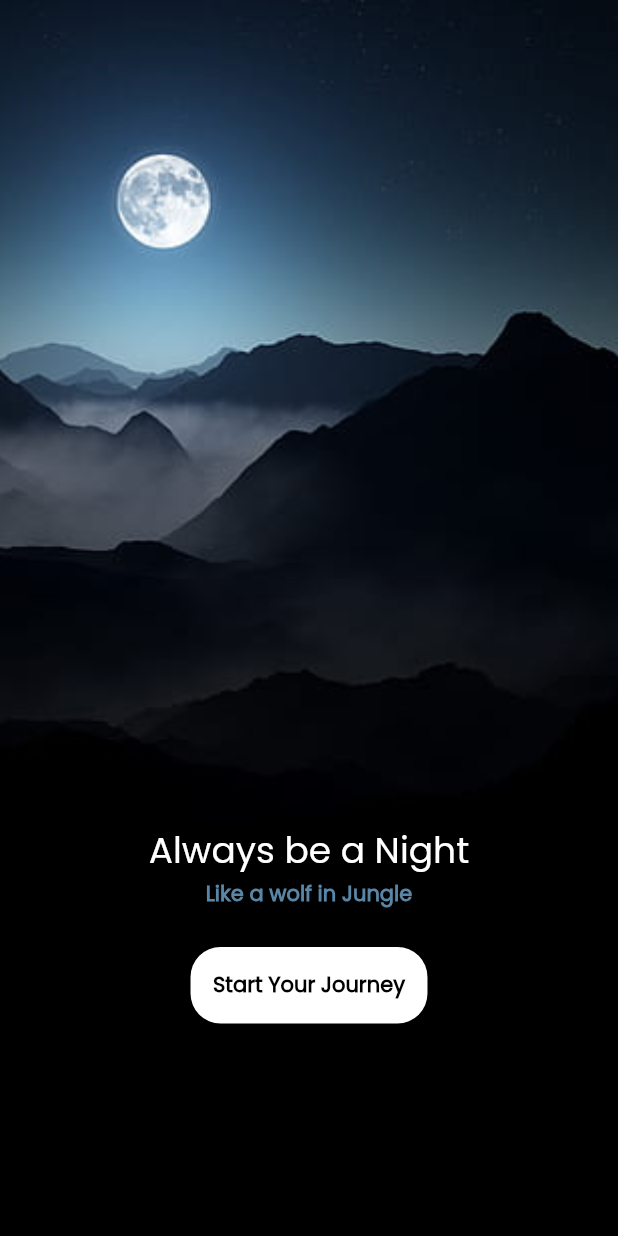
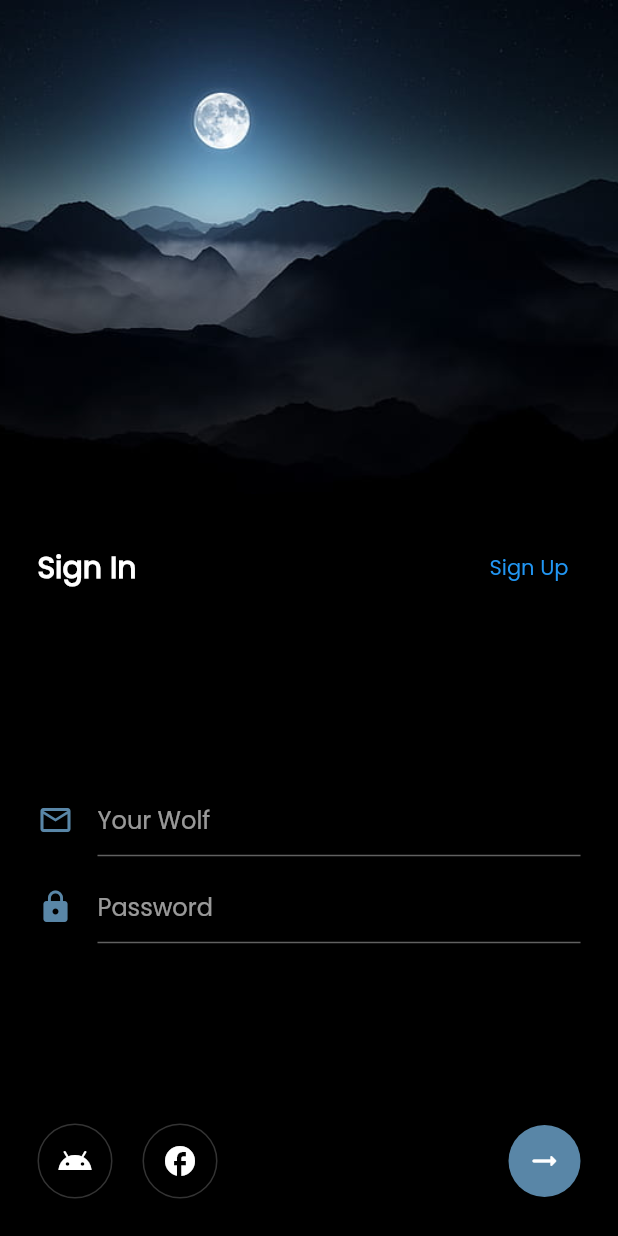
Before and after one commit to Apryn/login_screen, a Flutter app: the screen it shows after launch, after a tap on "Start Your Journey", on a phone screen of 412 x 824 dp. Run offline on Flutter 3.47's test engine with Material 2 defaults, Android fonts, the phone set to English and light mode, and no system bars.

Commit message:
Add SignIn_Screen

```diff
--- /dev/null
+++ b/lib/screen/signin_screen.dart
@@ -0,0 +1,119 @@
+import 'package:flutter/material.dart';
+import 'package:flutter/widgets.dart';
+import 'package:login_screen/theme.dart';
+
+class SigninScreen extends StatelessWidget {
+  const SigninScreen({Key? key}) : super(key: key);
+
+  @override
+  Widget build(BuildContext context) {
+    return Scaffold(
+      body: Column(
+        children: [
+          Expanded(
+              flex: 2,
+              child: Container(
+                decoration: const BoxDecoration(
+                    image: DecorationImage(
+                  image: AssetImage("assets/images/Dark.jpg"),
+                  fit: BoxFit.cover,
+                )),
+              )),
+          Expanded(
+              flex: 3,
+              child: Padding(
+                padding: const EdgeInsets.all(25),
+                child: Column(
+                  mainAxisAlignment: MainAxisAlignment.spaceBetween,
+                  children: [
+                    Row(
+                      mainAxisAlignment: MainAxisAlignment.spaceBetween,
+                      children: [
+                        const Text(
+                          "Sign In",
+                          style: TextStyle(
+                              fontSize: 20, fontWeight: FontWeight.bold),
+                        ),
+                        TextButton(
+                            onPressed: () {}, child: const Text("Sign Up"))
+                      ],
+                    ),
+                    Column(
+                      children: [
+                        Row(
+                          children: const [
+                            Expanded(
+                              child: Padding(
+                                padding: EdgeInsets.only(bottom: 10),
+                                child: TextField(
+                                  decoration: InputDecoration(
+                                    hintText: "Your Wolf",
+                                    icon: Icon(
+                                      Icons.email_outlined,
+                                      color: Primarycolor,
+                                    ),
+                                  ),
+                                ),
+                              ),
+                            ),
+                          ],
+                        ),
+                        Row(
+                          children: const [
+                            Expanded(
+                              child: TextField(
+                                  decoration: InputDecoration(
+                                hintText: "Password",
+                                icon: Icon(
+                                  Icons.lock,
+                                  color: Primarycolor,
+                                ),
+                              )),
+                            ),
+                          ],
+                        ),
+                      ],
+                    ),
+                    Row(
+                      children: [
+                        Container(
+                          margin: EdgeInsets.only(right: 20),
+                          decoration: BoxDecoration(
+                              shape: BoxShape.circle,
+                              border: Border.all(
+                                  color: Colors.white.withOpacity(0.2))),
+                          child: IconButton(
+                              onPressed: () {},
+                              icon: const Icon(Icons.android)),
+                        ),
+                        Container(
+                            margin: const EdgeInsets.only(right: 20),
+                            decoration: BoxDecoration(
+                                shape: BoxShape.circle,
+                                border: Border.all(
+                                    color: Colors.white.withOpacity(0.2))),
+                            child: IconButton(
+                              onPressed: () {},
+                              icon: const Icon(Icons.facebook),
+                            )),
+                        const Spacer(),
+                        Container(
+                          decoration: BoxDecoration(
+                            shape: BoxShape.circle,
+                            color: Primarycolor,
+                          ),
+                          child: IconButton(
+                            onPressed: () {},
+                            icon: Icon(Icons.arrow_right_alt_rounded),
+                          ),
+                        )
+                      ],
+                    )
+                  ],
+                ),
+              ))
+        ],
+      ),
+    );
+  }
+}
--- a/lib/screen/welcome_screen/welcome_screen.dart
+++ b/lib/screen/welcome_screen/welcome_screen.dart
@@ -1,4 +1,5 @@
 import 'package:flutter/material.dart';
+import 'package:login_screen/screen/signin_screen.dart';
 import 'package:login_screen/theme.dart';
 
 class WelcomeScreen extends StatelessWidget {
@@ -38,7 +39,12 @@ class WelcomeScreen extends StatelessWidget {
                       primary: Colors.white,
                       shape: RoundedRectangleBorder(
                           borderRadius: BorderRadius.circular(20))),
-                  onPressed: () {},
+                  onPressed: () {
+                    Navigator.push(context,
+                        MaterialPageRoute(builder: (context) {
+                      return SigninScreen();
+                    }));
+                  },
                   child: Text("Start Your Journey",
                       style: Theme.of(context).textTheme.button!.copyWith(
                           fontWeight: FontWeight.bold, color: Colors.black))),
```
